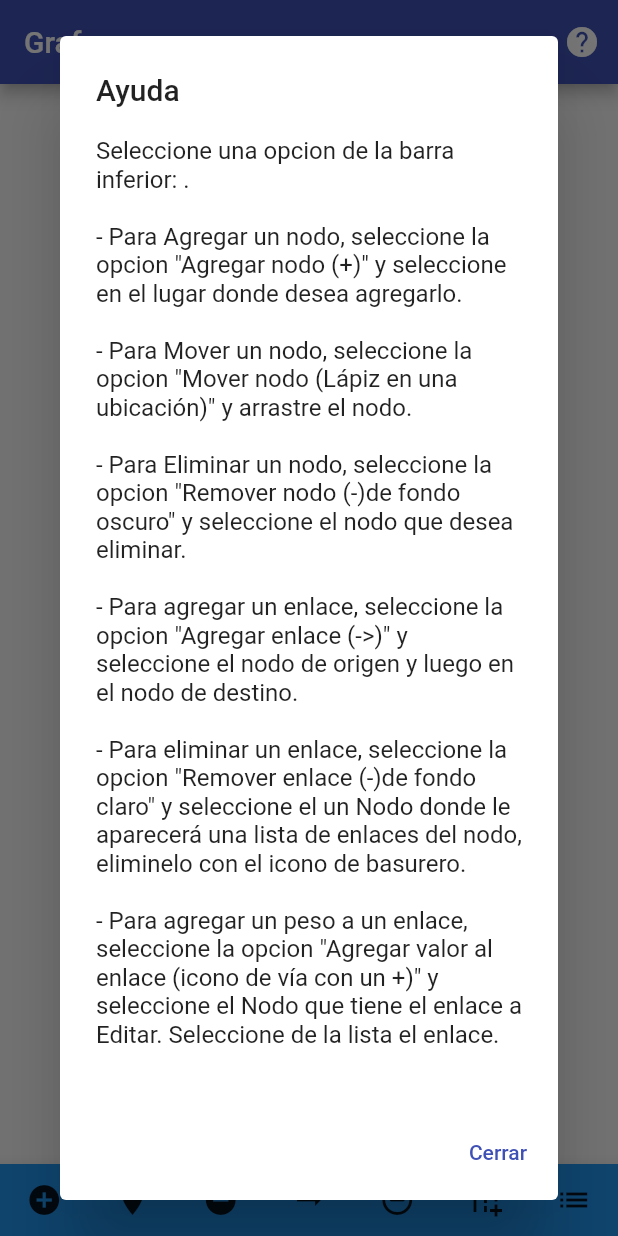
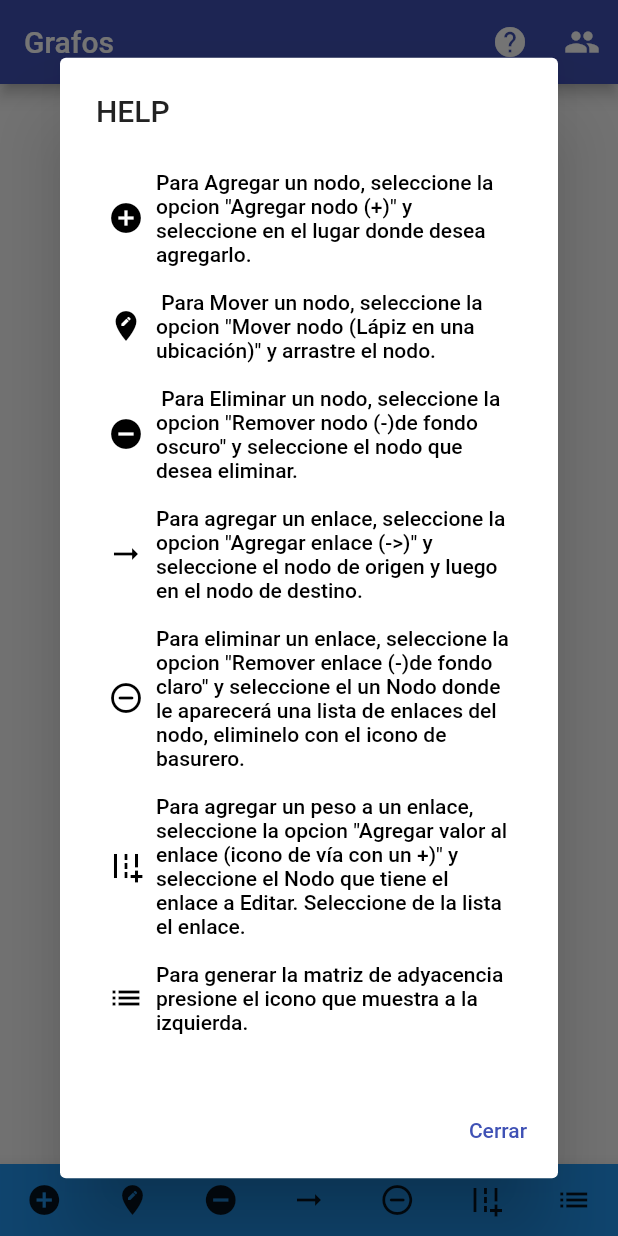
Before and after one commit to skazy12/NODOS_ALGORITMOS_FLUTTER, a Flutter app: the screen it shows after launch, after a tap on the "help" icon, on a phone screen of 412 x 824 dp. Run offline on Flutter 3.47's test engine with Material 2 defaults, Android fonts, the phone set to English and light mode, and no system bars.

Commit message:
help e integrantes terminado

```diff
--- a/lib/home.dart
+++ b/lib/home.dart
@@ -1,3 +1,5 @@
+// ignore_for_file: prefer_const_constructors
+
 import 'dart:math';
 
 import 'package:flutter/material.dart';
@@ -25,7 +27,6 @@ class _HomeScreenState extends State<HomeScreen> {
     return Scaffold(
       appBar: AppBar(
         title: Text('Grafos'),
-        //Boton de ayuda para desplegar un dialogo con la ayuda
         actions: [
           IconButton(
             icon: Icon(Icons.help),
@@ -34,18 +35,106 @@ class _HomeScreenState extends State<HomeScreen> {
                 context: context,
                 builder: (context) {
                   return AlertDialog(
-                    title: Text('Ayuda'),
-
-                    //TEXTO DE AYUDA
+                    title: Text('HELP'),
+                    content: Column(
+                      mainAxisSize: MainAxisSize.min,
+                      crossAxisAlignment: CrossAxisAlignment.start,
+                      children: [
+                        TextButton.icon(
+                          onPressed: () {},
+                          icon: Icon(Icons.add_circle),
+                          label: Text(
+                              'Para Agregar un nodo, seleccione la opcion "Agregar nodo (+)" y seleccione en el lugar donde desea agregarlo.'),
+                          style: ButtonStyle(
+                              foregroundColor: MaterialStateProperty.all<Color>(
+                                  Colors.black)),
+                        ),
+                        TextButton.icon(
+                          onPressed: () {},
+                          icon: Icon(Icons.edit_location),
+                          label: Text(
+                              ' Para Mover un nodo, seleccione la opcion "Mover nodo (Lápiz en una ubicación)" y arrastre el nodo.'),
+                          style: ButtonStyle(
+                              foregroundColor: MaterialStateProperty.all<Color>(
+                                  Colors.black)),
+                        ),
+                        TextButton.icon(
+                          onPressed: () {},
+                          icon: Icon(Icons.remove_circle),
+                          label: Text(
+                              ' Para Eliminar un nodo, seleccione la opcion "Remover nodo (-)de fondo oscuro" y seleccione el nodo que desea eliminar.'),
+                          style: ButtonStyle(
+                              foregroundColor: MaterialStateProperty.all<Color>(
+                                  Colors.black)),
+                        ),
+                        TextButton.icon(
+                          onPressed: () {},
+                          icon: Icon(Icons.arrow_right_alt_outlined),
+                          label: Text(
+                              'Para agregar un enlace, seleccione la opcion "Agregar enlace (->)" y seleccione el nodo de origen y luego en el nodo de destino. '),
+                          style: ButtonStyle(
+                              foregroundColor: MaterialStateProperty.all<Color>(
+                                  Colors.black)),
+                        ),
+                        TextButton.icon(
+                          onPressed: () {},
+                          icon: Icon(Icons.remove_circle_outline_rounded),
+                          label: Text(
+                              'Para eliminar un enlace, seleccione la opcion "Remover enlace (-)de fondo claro" y seleccione el un Nodo donde le aparecerá una lista de enlaces del nodo, eliminelo con el icono de basurero.'),
+                          style: ButtonStyle(
+                              foregroundColor: MaterialStateProperty.all<Color>(
+                                  Colors.black)),
+                        ),
+                        TextButton.icon(
+                          onPressed: () {},
+                          icon: Icon(Icons.add_road_outlined),
+                          label: Text(
+                              'Para agregar un peso a un enlace, seleccione la opcion "Agregar valor al enlace (icono de vía con un +)" y seleccione el Nodo que tiene el enlace a Editar. Seleccione de la lista el enlace.'),
+                          style: ButtonStyle(
+                              foregroundColor: MaterialStateProperty.all<Color>(
+                                  Colors.black)),
+                        ),
+                        TextButton.icon(
+                          onPressed: () {},
+                          icon: Icon(Icons.list),
+                          label: Text(
+                              'Para generar la matriz de adyacencia presione el icono que muestra a la izquierda.'),
+                          style: ButtonStyle(
+                              foregroundColor: MaterialStateProperty.all<Color>(
+                                  Colors.black)),
+                        ),
+                      ],
+                    ),
+                    actions: [
+                      TextButton(
+                        child: Text('Cerrar'),
+                        onPressed: () {
+                          Navigator.of(context).pop();
+                        },
+                      ),
+                    ],
+                  );
+                },
+              );
+            },
+          ),
+          IconButton(
+            icon: Icon(Icons.group),
+            onPressed: () {
+              showDialog(
+                context: context,
+                builder: (context) {
+                  return AlertDialog(
+                    title: Text('Integrantes'),
                     content: Text(
-                        'Seleccione una opcion de la barra inferior: . \n\n'
-                        '- Para Agregar un nodo, seleccione la opcion "Agregar nodo (+)" y seleccione en el lugar donde desea agregarlo. \n\n'
-                        '- Para Mover un nodo, seleccione la opcion "Mover nodo (Lápiz en una ubicación)" y arrastre el nodo. \n\n'
-                        '- Para Eliminar un nodo, seleccione la opcion "Remover nodo (-)de fondo oscuro" y seleccione el nodo que desea eliminar. \n\n'
-                        '- Para agregar un enlace, seleccione la opcion "Agregar enlace (->)" y seleccione el nodo de origen y luego en el nodo de destino. \n\n'
-                        '- Para eliminar un enlace, seleccione la opcion "Remover enlace (-)de fondo claro" y seleccione el un Nodo donde le aparecerá una lista de enlaces del nodo, eliminelo con el icono de basurero. \n\n'
-                        '- Para agregar un peso a un enlace, seleccione la opcion "Agregar valor al enlace (icono de vía con un +)" y seleccione el Nodo que tiene el enlace a Editar. Seleccione de la lista el enlace. \n\n'
-                        'Para ver la matriz de adyacencia, seleccione la opcion "Matriz de adyacencia (tabla)" y se desplegara una ventana con la matriz de adyacencia. \n\n'),
+                      '1. Geraldine Ibieta \n\n'
+                      '2. Carlos Camargo \n\n'
+                      '3. Andre Panique \n\n'
+                      '4. Omar Rodriguez \n\n'
+                      '5. Mirko Alarcon \n\n'
+                      '6. Carlos Zarate \n\n',
+                      style: TextStyle(fontSize: 20),
+                    ),
                     actions: [
                       TextButton(
                         onPressed: () {
```
Also changed, not shown: pubspec.lock.
